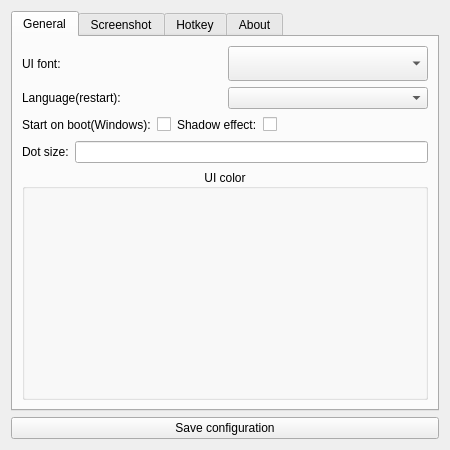
Qt form ui/settingswindow.ui (josexy/QtScreenShot) before a commit.
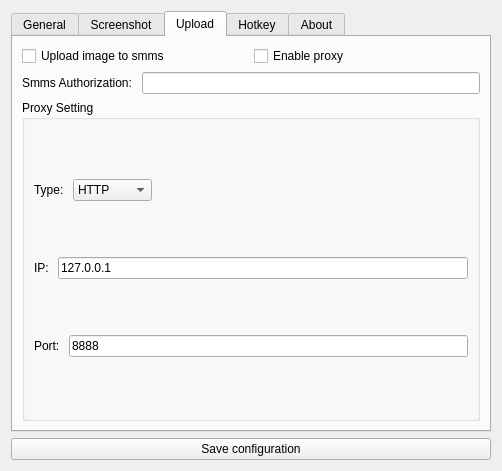
The same form after that commit. The open tabs and pages were chosen to show the change.

Commit message: add upload to settings window

```diff
--- a/ui/settingswindow.ui
+++ b/ui/settingswindow.ui
@@ -6,8 +6,8 @@
    <rect>
     <x>0</x>
     <y>0</y>
-    <width>450</width>
-    <height>450</height>
+    <width>502</width>
+    <height>471</height>
    </rect>
   </property>
   <property name="windowTitle">
@@ -276,6 +276,146 @@
          </item>
         </layout>
        </widget>
+       <widget class="QWidget" name="tab_5">
+        <attribute name="title">
+         <string>Upload</string>
+        </attribute>
+        <layout class="QVBoxLayout" name="verticalLayout_14">
+         <item>
+          <layout class="QHBoxLayout" name="horizontalLayout_23">
+           <item>
+            <widget class="QCheckBox" name="cbUpload">
+             <property name="text">
+              <string>Upload image to smms</string>
+             </property>
+            </widget>
+           </item>
+           <item>
+            <widget class="QCheckBox" name="cbProxy">
+             <property name="text">
+              <string>Enable proxy</string>
+             </property>
+            </widget>
+           </item>
+          </layout>
+         </item>
+         <item>
+          <layout class="QVBoxLayout" name="verticalLayout_13">
+           <item>
+            <layout class="QHBoxLayout" name="horizontalLayout_4">
+             <item>
+              <widget class="QLabel" name="label_14">
+               <property name="text">
+                <string>Smms Authorization: </string>
+               </property>
+              </widget>
+             </item>
+             <item>
+              <widget class="QLineEdit" name="txtAuth">
+               <property name="text">
+                <string/>
+               </property>
+               <property name="readOnly">
+                <bool>false</bool>
+               </property>
+              </widget>
+             </item>
+            </layout>
+           </item>
+           <item>
+            <widget class="QGroupBox" name="groupBox_2">
+             <property name="title">
+              <string>Proxy Setting</string>
+             </property>
+             <layout class="QVBoxLayout" name="verticalLayout_16">
+              <item>
+               <layout class="QHBoxLayout" name="horizontalLayout_20">
+                <item>
+                 <widget class="QLabel" name="label_17">
+                  <property name="text">
+                   <string>Type: </string>
+                  </property>
+                 </widget>
+                </item>
+                <item>
+                 <widget class="QComboBox" name="combType">
+                  <property name="currentIndex">
+                   <number>0</number>
+                  </property>
+                  <item>
+                   <property name="text">
+                    <string>HTTP</string>
+                   </property>
+                  </item>
+                  <item>
+                   <property name="text">
+                    <string>SOCKS5</string>
+                   </property>
+                  </item>
+                 </widget>
+                </item>
+                <item>
+                 <spacer name="horizontalSpacer_2">
+                  <property name="orientation">
+                   <enum>Qt::Horizontal</enum>
+                  </property>
+                  <property name="sizeHint" stdset="0">
+                   <size>
+                    <width>40</width>
+                    <height>20</height>
+                   </size>
+                  </property>
+                 </spacer>
+                </item>
+               </layout>
+              </item>
+              <item>
+               <layout class="QVBoxLayout" name="verticalLayout_15">
+                <item>
+                 <layout class="QHBoxLayout" name="horizontalLayout_19">
+                  <item>
+                   <widget class="QLabel" name="label_15">
+                    <property name="text">
+                     <string>IP: </string>
+                    </property>
+                   </widget>
+                  </item>
+                  <item>
+                   <widget class="QLineEdit" name="txtProxyIP">
+                    <property name="text">
+                     <string>127.0.0.1</string>
+                    </property>
+                   </widget>
+                  </item>
+                 </layout>
+                </item>
+               </layout>
+              </item>
+              <item>
+               <layout class="QHBoxLayout" name="horizontalLayout_21">
+                <item>
+                 <widget class="QLabel" name="label_16">
+                  <property name="text">
+                   <string>Port: </string>
+                  </property>
+                 </widget>
+                </item>
+                <item>
+                 <widget class="QLineEdit" name="txtProxyPort">
+                  <property name="text">
+                   <string>8888</string>
+                  </property>
+                 </widget>
+                </item>
+               </layout>
+              </item>
+             </layout>
+            </widget>
+           </item>
+          </layout>
+         </item>
+        </layout>
+       </widget>
        <widget class="QWidget" name="tab_3">
         <attribute name="title">
          <string>Hotkey</string>
```
